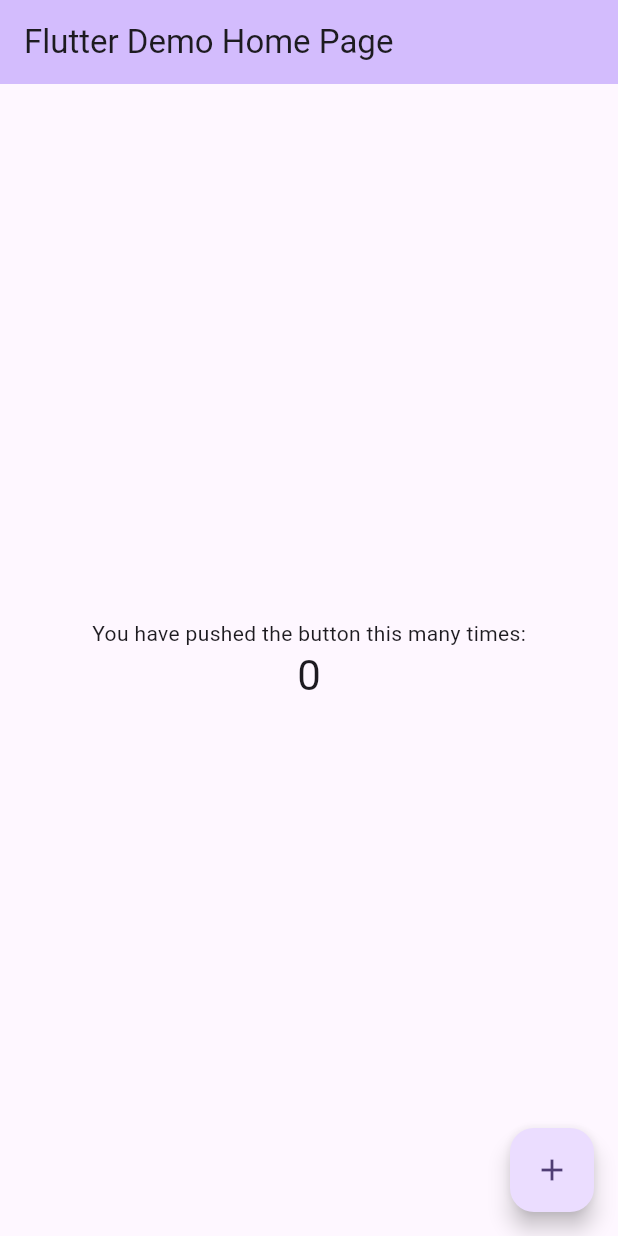
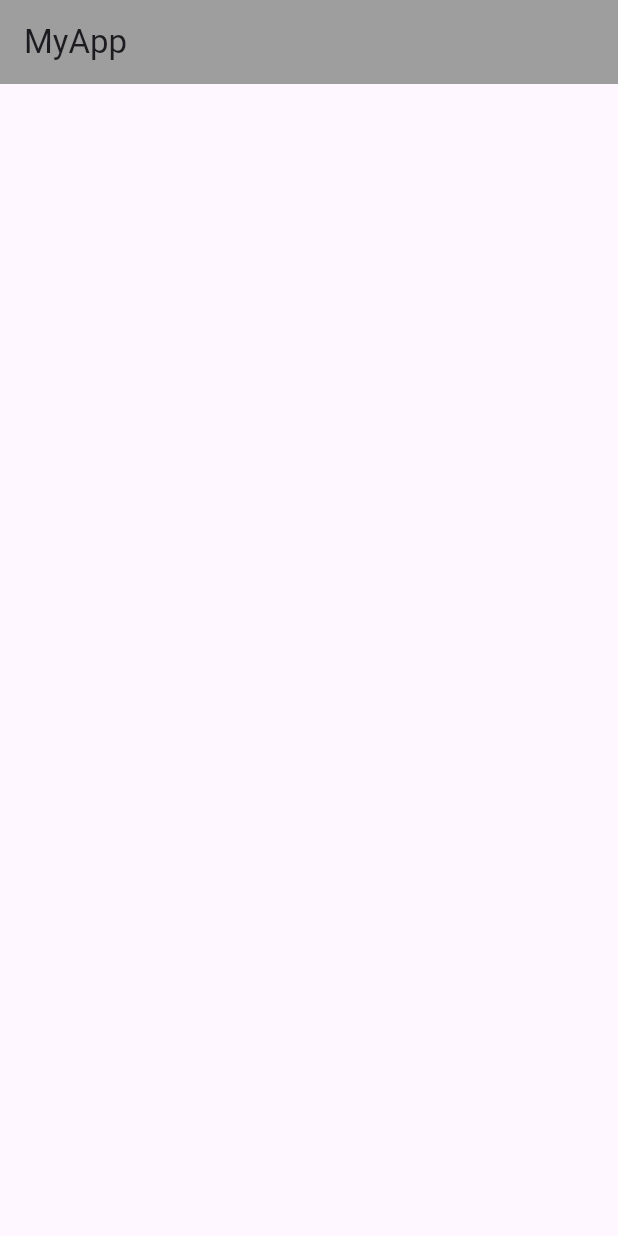
Before and after one commit to harshrajurkar/Flashlight_app, a Flutter app: the screen it shows after launch, on a phone screen of 412 x 824 dp. Run offline on Flutter 3.47's test engine with Material 2 defaults, Android fonts, the phone set to English and light mode, and no system bars.

Commit message:
Here all set is done

```diff
--- /dev/null
+++ b/lib/home.dart
@@ -0,0 +1,18 @@
+import 'package:flutter/cupertino.dart';
+import 'package:flutter/material.dart';
+
+class Home extends StatelessWidget {
+  const Home({super.key});
+
+  @override
+  Widget build(BuildContext context) {
+    return Scaffold(
+      appBar: AppBar(
+        title: Text(
+          "MyApp",
+        ),
+        backgroundColor: Colors.grey,
+      ),
+    );
+  }
+}
--- a/lib/main.dart
+++ b/lib/main.dart
@@ -1,4 +1,5 @@
 import 'package:flutter/material.dart';
+import 'package:flutter_application_1/home.dart';
 
 void main() {
   runApp(const MyApp());
@@ -11,115 +12,13 @@ class MyApp extends StatelessWidget {
   @override
   Widget build(BuildContext context) {
     return MaterialApp(
+      debugShowCheckedModeBanner: false,
       title: 'Flutter Demo',
       theme: ThemeData(
-        // This is the theme of your application.
-        //
-        // TRY THIS: Try running your application with "flutter run". You'll see
-        // the application has a blue toolbar. Then, without quitting the app,
-        // try changing the seedColor in the colorScheme below to Colors.green
-        // and then invoke "hot reload" (save your changes or press the "hot
-        // reload" button in a Flutter-supported IDE, or press "r" if you used
-        // the command line to start the app).
-        //
-        // Notice that the counter didn't reset back to zero; the application
-        // state is not lost during the reload. To reset the state, use hot
-        // restart instead.
-        //
-        // This works for code too, not just values: Most code changes can be
-        // tested with just a hot reload.
         colorScheme: ColorScheme.fromSeed(seedColor: Colors.deepPurple),
         useMaterial3: true,
       ),
-      home: const MyHomePage(title: 'Flutter Demo Home Page'),
+      home: Home(),
     );
   }
 }
-
-class MyHomePage extends StatefulWidget {
-  const MyHomePage({super.key, required this.title});
-
-  // This widget is the home page of your application. It is stateful, meaning
-  // that it has a State object (defined below) that contains fields that affect
-  // how it looks.
-
-  // This class is the configuration for the state. It holds the values (in this
-  // case the title) provided by the parent (in this case the App widget) and
-  // used by the build method of the State. Fields in a Widget subclass are
-  // always marked "final".
-
-  final String title;
-
-  @override
-  State<MyHomePage> createState() => _MyHomePageState();
-}
-
-class _MyHomePageState extends State<MyHomePage> {
-  int _counter = 0;
-
-  void _incrementCounter() {
-    setState(() {
-      // This call to setState tells the Flutter framework that something has
-      // changed in this State, which causes it to rerun the build method below
-      // so that the display can reflect the updated values. If we changed
-      // _counter without calling setState(), then the build method would not be
-      // called again, and so nothing would appear to happen.
-      _counter++;
-    });
-  }
-
-  @override
-  Widget build(BuildContext context) {
-    // This method is rerun every time setState is called, for instance as done
-    // by the _incrementCounter method above.
-    //
-    // The Flutter framework has been optimized to make rerunning build methods
-    // fast, so that you can just rebuild anything that needs updating rather
-    // than having to individually change instances of widgets.
-    return Scaffold(
-      appBar: AppBar(
-        // TRY THIS: Try changing the color here to a specific color (to
-        // Colors.amber, perhaps?) and trigger a hot reload to see the AppBar
-        // change color while the other colors stay the same.
-        backgroundColor: Theme.of(context).colorScheme.inversePrimary,
-        // Here we take the value from the MyHomePage object that was created by
-        // the App.build method, and use it to set our appbar title.
-        title: Text(widget.title),
-      ),
-      body: Center(
-        // Center is a layout widget. It takes a single child and positions it
-        // in the middle of the parent.
-        child: Column(
-          // Column is also a layout widget. It takes a list of children and
-          // arranges them vertically. By default, it sizes itself to fit its
-          // children horizontally, and tries to be as tall as its parent.
-          //
-          // Column has various properties to control how it sizes itself and
-          // how it positions its children. Here we use mainAxisAlignment to
-          // center the children vertically; the main axis here is the vertical
-          // axis because Columns are vertical (the cross axis would be
-          // horizontal).
-          //
-          // TRY THIS: Invoke "debug painting" (choose the "Toggle Debug Paint"
-          // action in the IDE, or press "p" in the console), to see the
-          // wireframe for each widget.
-          mainAxisAlignment: MainAxisAlignment.center,
-          children: <Widget>[
-            const Text(
-              'You have pushed the button this many times:',
-            ),
-            Text(
-              '$_counter',
-              style: Theme.of(context).textTheme.headlineMedium,
-            ),
-          ],
-        ),
-      ),
-      floatingActionButton: FloatingActionButton(
-        onPressed: _incrementCounter,
-        tooltip: 'Increment',
-        child: const Icon(Icons.add),
-      ), // This trailing comma makes auto-formatting nicer for build methods.
-    );
-  }
-}
```
